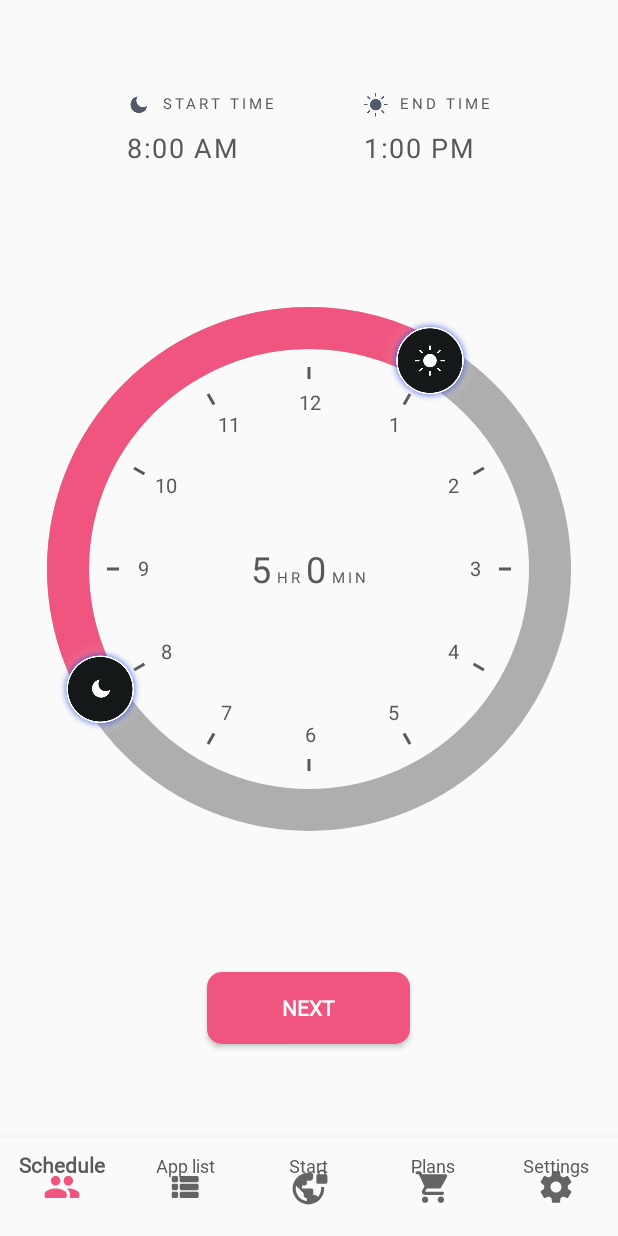
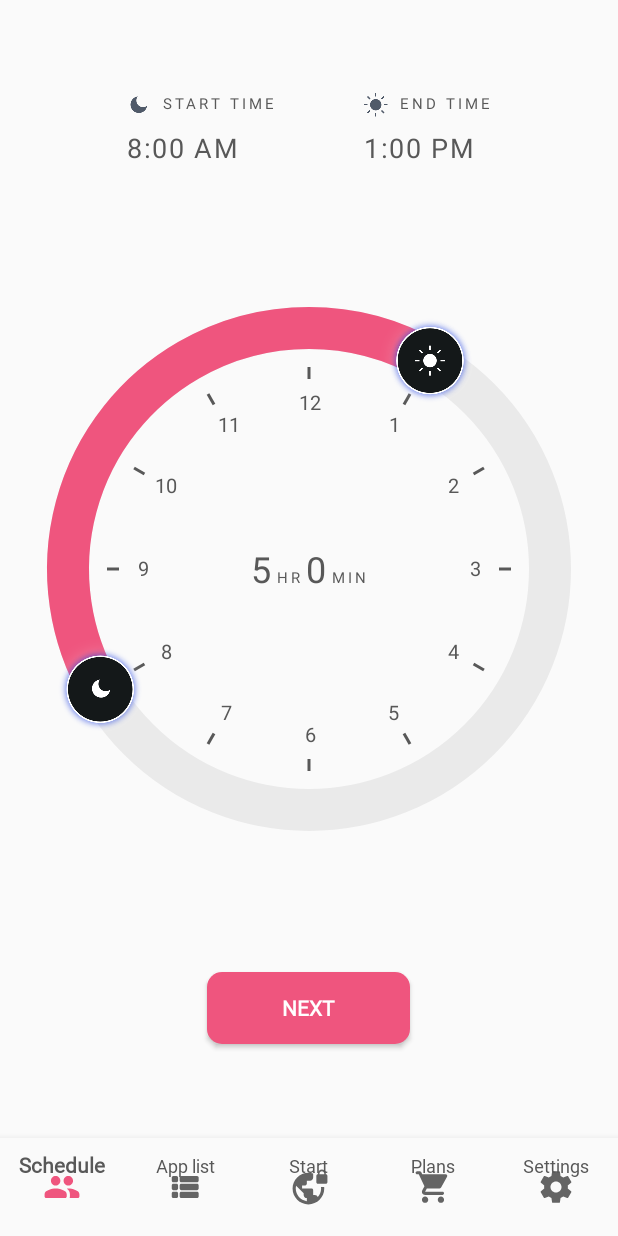
Before and after one commit to Sergiobi9/shutMeProject, an Android app: the screen it shows after launch (MainActivity), after a tap on "Add new", on a phone screen of 412 x 824 dp. Run offline under Robolectric (Android 15) with nearby library versions, the light colour scheme and no system bars; our stand-ins replace Timber; libraries missing offline, so code that uses them is left out: com.jakewharton.threetenabp; 1 statement that could not run was skipped.

Commit message:
go sleep. Changed color hour picker

```diff
--- a/app/src/main/res/layout/fragment_add_schedule.xml
+++ b/app/src/main/res/layout/fragment_add_schedule.xml
@@ -90,7 +90,7 @@
             android:layout_centerVertical="true"
             app:divisionColor="@color/gray"
             app:labelColor="@color/gray"
-            app:progressBackgroundColor="@color/whitegray"
+            app:progressBackgroundColor="@color/schedulegray"
             app:progressBgStrokeWidth="28dp"
             app:progressColor="@color/happy"
             app:progressStrokeWidth="28dp"
--- a/app/src/main/res/values/colors.xml
+++ b/app/src/main/res/values/colors.xml
@@ -7,6 +7,7 @@
     <color name="gray">#585858</color>
     <color name="whitegray">#AEAEAE</color>
     <color name="lightgray">#C0C0C0</color>
+    <color name="schedulegray">#EAEAEA</color>
 
     <color name="happy">#EF557E</color>
     <color name="white">#FFFFFF</color>
```
